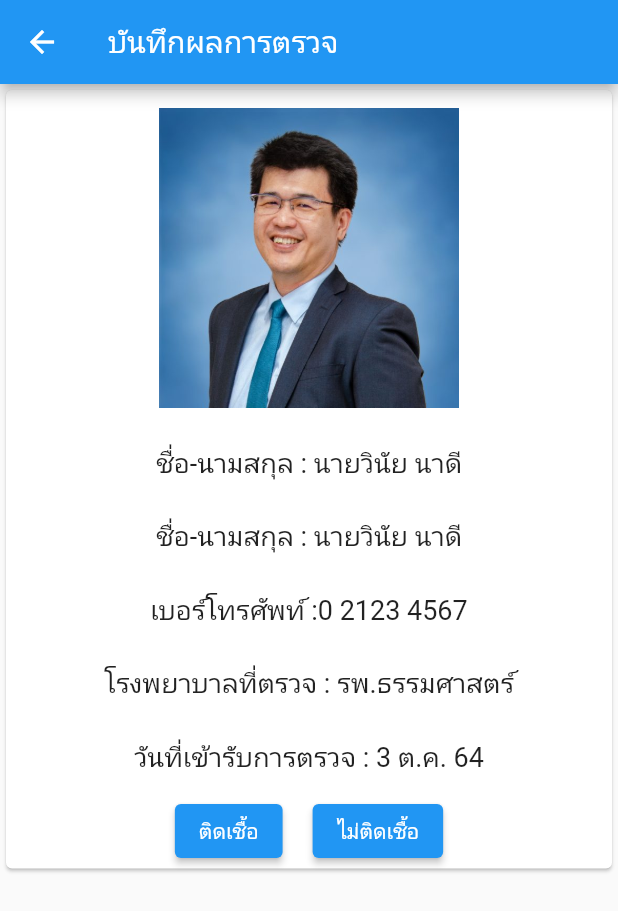
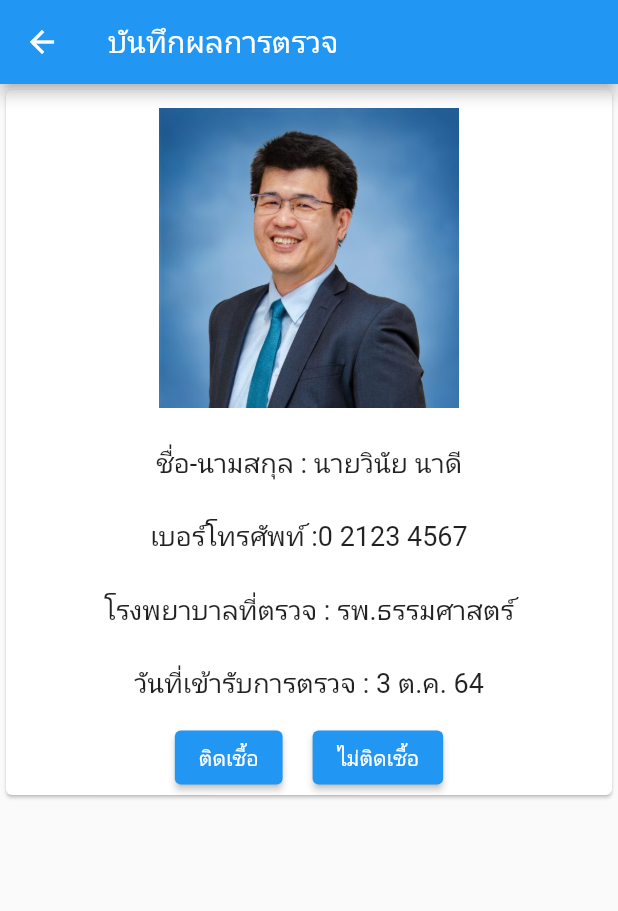
Before and after one commit to is767-1-2021/wipawan, a Flutter app: the Result_Page screen opened by its route, on a phone screen of 412 x 824 dp. Shown: the top 911 px of the screen. Run offline on Flutter 3.47's test engine with Material 2 defaults, Android fonts, the phone set to English and light mode, and no system bars; our stand-ins replace email_validator, flutter_spinkit; project files that could hold a hidden picture were left out.

Commit message:
Midterm on Sunday

```diff
--- a/midterm_app/lib/main.dart
+++ b/midterm_app/lib/main.dart
@@ -171,6 +171,7 @@ class _MyHomePageState extends State<MyHomePage> {
                             hintText: 'you@domain.com',
                             icon: Icon(Icons.email_sharp)),
                         keyboardType: TextInputType.emailAddress,
+                        autofillHints: [AutofillHints.email],
                         controller: usernameController,
                       ),
                       TextFormField(
--- a/midterm_app/lib/pages/add_form_page.dart
+++ b/midterm_app/lib/pages/add_form_page.dart
@@ -1,3 +1,4 @@
+import 'package:email_validator/email_validator.dart';
 import 'package:flutter/material.dart';
 
 import 'package:provider/provider.dart';
@@ -39,8 +40,8 @@ class AddFormPage extends StatelessWidget {
                   icon: Icon(Icons.email_sharp)),
               controller: usernameController,
               validator: (username) {
-                if (username!.contains('@')) {
-                  return 'กรุณากรอกอีเมล';
+                if ((username == null || username.isEmpty)) {
+                  return 'กรุณากรอกชื่อ-นามสกุล';
                 }
                 return null;
               },
--- a/midterm_app/lib/pages/list_user_page.dart
+++ b/midterm_app/lib/pages/list_user_page.dart
@@ -25,7 +25,7 @@ class _ViewUserState extends State<ListUser> {
             onPressed: () {
               Navigator.pushNamed(context, '/2');
             },
-            icon: Icon(Icons.person),
+            icon: Icon(Icons.add_sharp),
           ),
           IconButton(
             onPressed: () {
--- a/midterm_app/lib/pages/result_page.dart
+++ b/midterm_app/lib/pages/result_page.dart
@@ -31,22 +31,6 @@ class _Result_PageState extends State<Result_Page> {
                     padding: const EdgeInsets.only(top: 12.0, bottom: 12.0),
                     child: winai),
               ),
-              Container(
-                  child: Padding(
-                padding: const EdgeInsets.only(top: 12.0, bottom: 12.0),
-                child: Row(
-                    mainAxisAlignment: MainAxisAlignment.spaceEvenly,
-                    children: <Widget>[
-                      Column(
-                        children: <Widget>[
-                          Text(
-                            'ชื่อ-นามสกุล : นายวินัย นาดี',
-                            style: TextStyle(fontSize: 18),
-                          ),
-                        ],
-                      ),
-                    ]),
-              )),
               Container(
                   child: Padding(
                 padding: const EdgeInsets.only(top: 12.0, bottom: 12.0),
--- a/midterm_app/pubspec.yaml
+++ b/midterm_app/pubspec.yaml
@@ -21,6 +21,7 @@ dependencies:
   intl: ^0.17.0
   flutter_spinkit: ^5.1.0
   flutter_launcher_icons: ^0.9.2
+  email_validator: ^2.0.1
 
 dev_dependencies:
   flutter_test:
```
Also changed, not shown: midterm_app/pubspec.lock, 7 other files.
